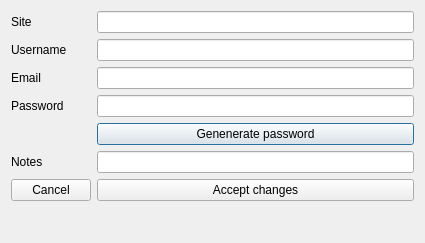
Qt form resources/editEntry.ui (GeorgeHoneywood/pastword) before a commit.
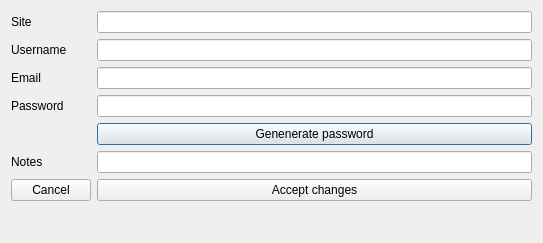
The same form after that commit. Icons and pictures are not drawn.

Commit message: made some changes to icon on windows, made a loop when fail password.

```diff
--- a/resources/editEntry.ui
+++ b/resources/editEntry.ui
@@ -6,12 +6,12 @@
    <rect>
     <x>0</x>
     <y>0</y>
-    <width>425</width>
+    <width>543</width>
     <height>243</height>
    </rect>
   </property>
   <property name="sizePolicy">
-   <sizepolicy hsizetype="Preferred" vsizetype="Fixed">
+   <sizepolicy hsizetype="Preferred" vsizetype="MinimumExpanding">
     <horstretch>0</horstretch>
     <verstretch>0</verstretch>
    </sizepolicy>
@@ -19,7 +19,13 @@
   <property name="maximumSize">
    <size>
     <width>16777215</width>
-    <height>243</height>
+    <height>500000</height>
+   </size>
+  </property>
+  <property name="baseSize">
+   <size>
+    <width>0</width>
+    <height>234</height>
    </size>
   </property>
   <property name="windowTitle">
@@ -29,6 +35,9 @@
    <iconset resource="resources.qrc">
     <normaloff>:/table/icons/table_edit.png</normaloff>:/table/icons/table_edit.png</iconset>
   </property>
+  <property name="sizeGripEnabled">
+   <bool>false</bool>
+  </property>
   <layout class="QFormLayout" name="formLayout_2">
    <property name="fieldGrowthPolicy">
     <enum>QFormLayout::AllNonFixedFieldsGrow</enum>
```
The commit also changes 3 other files.
